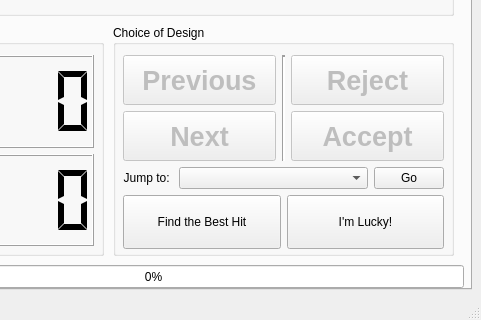
Above: REvoDesign/UI/REvoDesign-PyMOL.ui from YaoYinYing/REvoDesign before the change; both pictures show x 179 to 660 and y 180 to 500 of the 660 by 500 pixel window. Below: the same form after it.
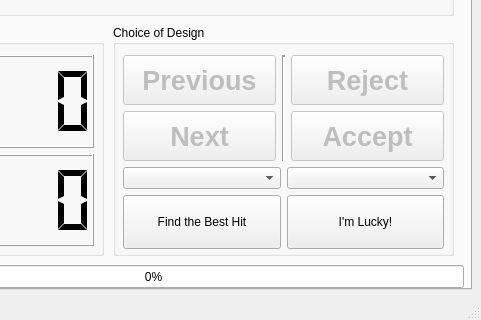
That is the form after the change. The open tabs and pages were chosen to show the change.

Commit message: flexible mutant jumping

What changed in the file:
```diff
--- a/REvoDesign/UI/REvoDesign-PyMOL.ui
+++ b/REvoDesign/UI/REvoDesign-PyMOL.ui
@@ -1909,22 +1909,6 @@
         </item>
         <item>
          <layout class="QHBoxLayout" name="horizontalLayout_34">
-          <item>
-           <widget class="QLabel" name="label_mutant_group_jump">
-            <property name="sizePolicy">
-             <sizepolicy hsizetype="Fixed" vsizetype="Preferred">
-              <horstretch>0</horstretch>
-              <verstretch>0</verstretch>
-             </sizepolicy>
-            </property>
-            <property name="text">
-             <string>Jump to: </string>
-            </property>
-            <property name="alignment">
-             <set>Qt::AlignRight|Qt::AlignTrailing|Qt::AlignVCenter</set>
-            </property>
-           </widget>
-          </item>
           <item>
            <widget class="QComboBox" name="comboBox_group_ids">
             <property name="sizePolicy">
@@ -1939,24 +1923,15 @@
            </widget>
           </item>
           <item>
-           <widget class="QPushButton" name="pushButton_goto_group">
+           <widget class="QComboBox" name="comboBox_mutant_ids">
             <property name="sizePolicy">
-             <sizepolicy hsizetype="Fixed" vsizetype="Fixed">
+             <sizepolicy hsizetype="Minimum" vsizetype="Fixed">
               <horstretch>0</horstretch>
               <verstretch>0</verstretch>
              </sizepolicy>
             </property>
-            <property name="maximumSize">
-             <size>
-              <width>70</width>
-              <height>16777215</height>
-             </size>
-            </property>
             <property name="statusTip">
-             <string>Jump to a mutant group.</string>
-            </property>
-            <property name="text">
-             <string>Go</string>
+             <string>Jump to a specific mutant.</string>
             </property>
            </widget>
           </item>
```
Left out of the diff: 12 changed lines with no effect on the pictures. The commit also changes 3 other files.
